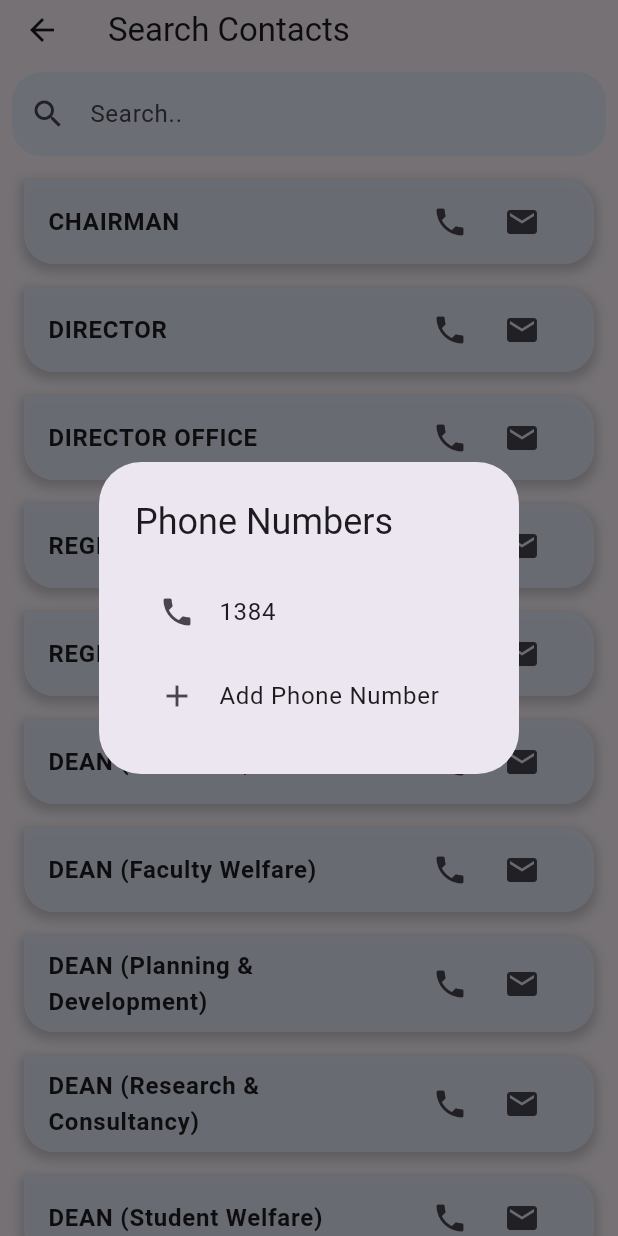
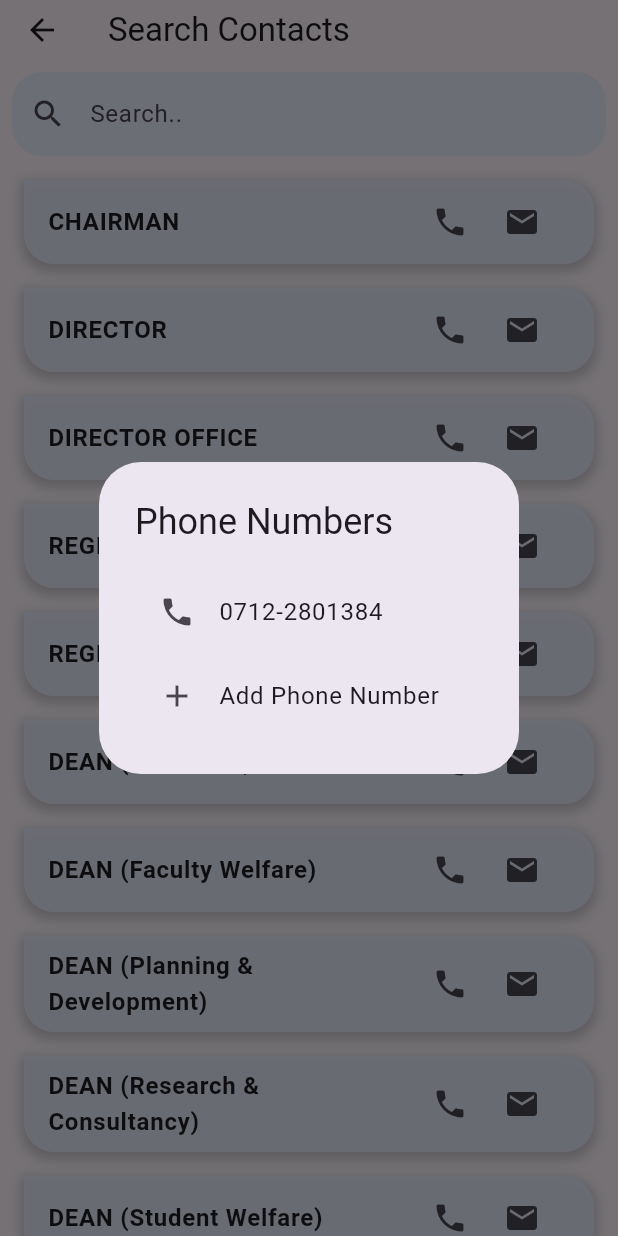
Before and after one commit to harshada1108/Vnit_telephone_directory, a Flutter app: the SearchPage screen opened directly, after a tap on the "phone" icon, on a phone screen of 412 x 824 dp. Run offline on Flutter 3.47's test engine with Material 3 defaults, Android fonts, the phone set to English and light mode, and no system bars; our stand-ins replace shared_preferences; accounts and stored records are empty.

Commit message:
full number displayed in dialog box

```diff
--- a/telephone_directory/lib/SearchPage.dart
+++ b/telephone_directory/lib/SearchPage.dart
@@ -70,8 +70,11 @@ class _SearchPageState extends State<SearchPage> {
           mainAxisSize: MainAxisSize.min,
           children: [
             ...phoneNumbers.map((phone) {
+              final displayPhone = phone.length == 4
+                  ? "0712-280$phone" // Display mobile number as is
+                  : phone;
               return ListTile(
-                title: Text(phone),
+                title: Text(displayPhone),
                 leading: Icon(Icons.phone),
                 onTap: () => _makePhoneCall(phone),
               );
```
